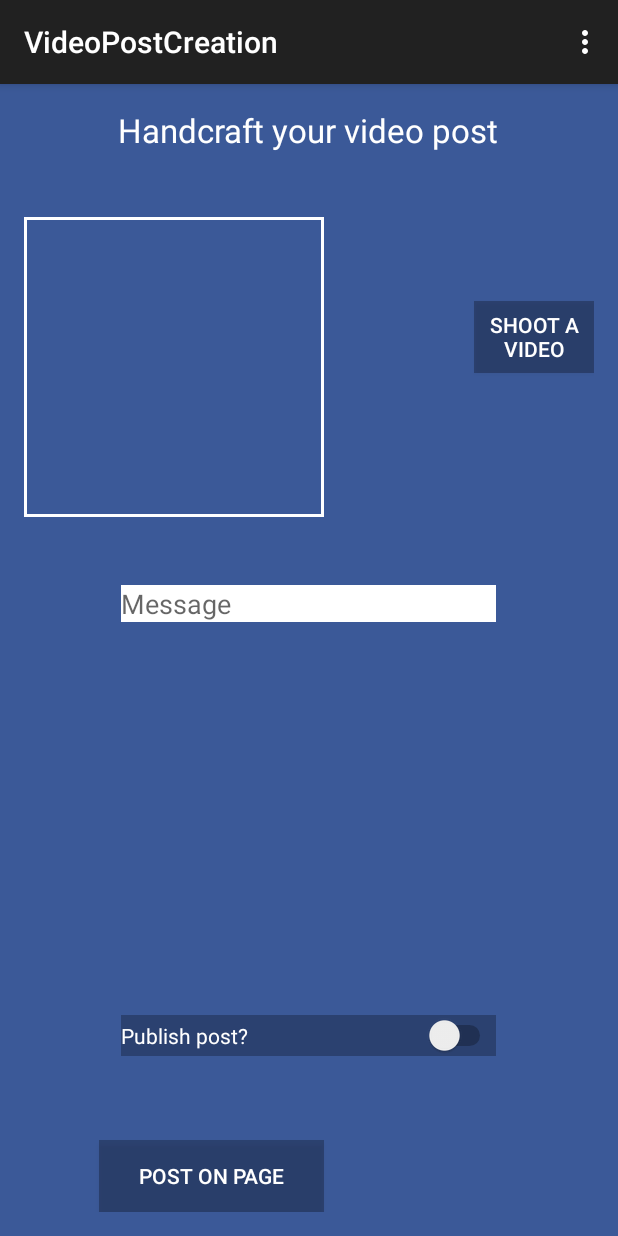
After one commit to vrash/PagesManager, an Android app: the VideoPostCreationActivity screen opened directly, with no data from a screen before it, on a phone screen of 412 x 824 dp. The commit adds this screen. Run offline under Robolectric (Android 15) with nearby library versions, the phone set to English and light mode, and no system bars; libraries missing offline, so code that uses them is left out: com.facebook.

Commit message:
Last minute feature creep

```diff
--- /dev/null
+++ b/app/src/main/java/vrashabh/fbpagesmanager/VideoPostCreationActivity.java
@@ -0,0 +1,194 @@
+package vrashabh.fbpagesmanager;
+
+import android.app.Activity;
+import android.app.ProgressDialog;
+import android.content.ContentResolver;
+import android.content.Context;
+import android.content.Intent;
+import android.graphics.Bitmap;
+import android.net.Uri;
+import android.os.AsyncTask;
+import android.os.Bundle;
+import android.os.Environment;
+import android.provider.MediaStore;
+import android.support.v7.app.ActionBarActivity;
+import android.util.Log;
+import android.view.Menu;
+import android.view.MenuItem;
+import android.view.View;
+import android.widget.EditText;
+import android.widget.ImageView;
+import android.widget.Switch;
+import android.widget.Toast;
+
+import com.facebook.FacebookRequestError;
+import com.facebook.HttpMethod;
+import com.facebook.Request;
+import com.facebook.Response;
+
+import java.io.ByteArrayOutputStream;
+import java.io.File;
+
+
+public class VideoPostCreationActivity extends ActionBarActivity {
+    private static final int TAKE_VIDEO = 1;
+    Context mContext = this;
+    Bundle postParams;
+    EditText message;
+    ImageView camImage;
+    Switch pubSwitch;
+    Bitmap scaledPhoto;
+    boolean isPostingError;
+    String postingErrorMessage;
+    private ProgressDialog dialog;
+    private Uri imageUri;
+
+    //Upload to graph-video.facebook.com instead of graph.facebook.com
+    @Override
+    protected void onCreate(Bundle savedInstanceState) {
+        super.onCreate(savedInstanceState);
+        setContentView(R.layout.activity_video_post_creation);
+        if (FBPagesManager.pageTitle != null)
+            setTitle(FBPagesManager.pageTitle + " Feed");
+        message = (EditText) findViewById(R.id.vidmsg);
+        camImage = (ImageView) findViewById(R.id.vidthmbnail);
+        pubSwitch = (Switch) findViewById(R.id.pubVideoSwitch);
+    }
+
+
+    @Override
+    public boolean onCreateOptionsMenu(Menu menu) {
+        // Inflate the menu; this adds items to the action bar if it is present.
+        getMenuInflater().inflate(R.menu.menu_video_post_creation, menu);
+        return true;
+    }
+
+    @Override
+    public boolean onOptionsItemSelected(MenuItem item) {
+        // Handle action bar item clicks here. The action bar will
+        // automatically handle clicks on the Home/Up button, so long
+        // as you specify a parent activity in AndroidManifest.xml.
+        int id = item.getItemId();
+
+        //noinspection SimplifiableIfStatement
+        if (id == R.id.action_settings) {
+            return true;
+        }
+
+        return super.onOptionsItemSelected(item);
+    }
+
+    public void PostPhotoToPage(View v) {
+        //Empty pans make too much noi
+        if (message.getText().toString().isEmpty())
+            Toast.makeText(mContext, "Please enter a message to publish", Toast.LENGTH_LONG).show();
+        else {
+            dialog = new ProgressDialog(mContext);
+            dialog.setMessage("Posting to Facebook Page");
+
+            dialog.show();
+            dialog.setCanceledOnTouchOutside(false);
+            new PostPhotoToPageAsync().execute();
+        }
+    }
+
+    @Override
+    public void onActivityResult(int requestCode, int resultCode, Intent data) {
+        super.onActivityResult(requestCode, resultCode, data);
+        switch (requestCode) {
+            case TAKE_VIDEO:
+                if (resultCode == Activity.RESULT_OK) {
+                    Uri selectedImage = imageUri;
+                    getContentResolver().notifyChange(selectedImage, null);
+
+                    ContentResolver cr = getContentResolver();
+                    Bitmap bitmap;
+                    try {
+                        bitmap = android.provider.MediaStore.Images.Media
+                                .getBitmap(cr, selectedImage);
+                        //Scale the image to the bracket size eh!
+                        scaledPhoto = Bitmap.createScaledBitmap(bitmap, 200, 200, true);
+                        camImage.setImageBitmap(scaledPhoto);
+                       /* Toast.makeText(this, selectedImage.toString(),
+                                Toast.LENGTH_LONG).show();*/
+                    } catch (Exception e) {
+                        Toast.makeText(this, "Failed to load", Toast.LENGTH_SHORT)
+                                .show();
+                        Log.e("Video upload", e.toString());
+                    }
+                }
+        }
+    }
+
+    public void takePhoto(View view) {
+        Intent intent = new Intent("android.media.action.IMAGE_CAPTURE");
+        File photo = new File(Environment.getExternalStorageDirectory(), "Pic.jpg");
+        intent.putExtra(MediaStore.EXTRA_OUTPUT,
+                Uri.fromFile(photo));
+        imageUri = Uri.fromFile(photo);
+        startActivityForResult(intent, TAKE_VIDEO);
+    }
+
+    private class PostPhotoToPageAsync extends AsyncTask<String, Void, Boolean> {
+
+        @Override
+        protected Boolean doInBackground(String... params) {
+            postParams = new Bundle();
+
+            postParams.putString("message", message.getText().toString());
+            postParams.putBoolean("published", pubSwitch.isChecked() ? true : false);
+            //Post to the page as the page user
+            ByteArrayOutputStream stream = new ByteArrayOutputStream();
+            scaledPhoto.compress(Bitmap.CompressFormat.PNG, 100, stream);
+            byte[] byteArray = stream.toByteArray();
+            postParams.putByteArray("source", byteArray);
+            postParams.putString("access_token", FBPagesManager.pageAccessToken);
+         /* make the API call */
+            new Request(
+                    FBPagesManager.sessionInstance,
+                    "/" + FBPagesManager.pageID + "/photos",
+                    postParams,
+                    HttpMethod.POST,
+                    new Request.Callback() {
+                        public void onCompleted(Response response) {
+                            //An error occurred during posting to facebook
+                            FacebookRequestError error = response.getError();
+                            if (error != null) {
+                                isPostingError = true;
+                                postingErrorMessage = error.getErrorUserMessage();
+
+                            } else {
+                                isPostingError = false;
+                            }
+
+                        }
+
+
+                    }
+            ).executeAndWait();
+
+            return true;
+        }
+
+        @Override
+        protected void onPostExecute(Boolean result) {
+            if (dialog.isShowing()) {
+                dialog.dismiss();
+            }
+            if (!isPostingError)
+                Toast.makeText(mContext, "Posted to Facebook page!", Toast.LENGTH_SHORT).show();
+            else
+                Toast.makeText(mContext, "Sorry, " + postingErrorMessage, Toast.LENGTH_SHORT).show();
+        }
+
+
+        @Override
+        protected void onPreExecute() {
+        }
+
+        @Override
+        protected void onProgressUpdate(Void... values) {
+        }
+    }
+
+}
--- /dev/null
+++ b/app/src/main/res/layout/activity_video_post_creation.xml
@@ -0,0 +1,86 @@
+<RelativeLayout xmlns:android="http://schemas.android.com/apk/res/android"
+    xmlns:tools="http://schemas.android.com/tools"
+    android:layout_width="match_parent"
+    android:layout_height="match_parent"
+    android:background="@color/FBPAGEBG"
+    android:paddingBottom="@dimen/activity_vertical_margin"
+    android:paddingLeft="@dimen/activity_horizontal_margin"
+    android:paddingRight="@dimen/activity_horizontal_margin"
+    android:paddingTop="@dimen/activity_vertical_margin"
+    tools:context="vrashabh.fbpagesmanager.VideoPostCreationActivity">
+
+
+    <TextView
+        android:id="@+id/textView4"
+        android:layout_width="wrap_content"
+
+        android:layout_height="wrap_content"
+        android:layout_alignParentTop="true"
+        android:layout_centerHorizontal="true"
+        android:text="Handcraft your video post"
+        android:textAppearance="?android:attr/textAppearanceLarge"
+        android:textColor="@color/white" />
+
+
+    <Button
+        android:id="@+id/button6"
+        android:layout_width="150dp"
+        android:layout_height="wrap_content"
+        android:layout_alignEnd="@+id/vidthmbnail"
+        android:layout_alignParentBottom="true"
+        android:layout_alignRight="@+id/vidthmbnail"
+        android:background="@color/FBPAGEBGBT"
+        android:onClick="PostPhotoToPage"
+        android:text="Post on Page"
+        android:textColor="@color/white" />
+
+    <Switch
+        android:id="@+id/pubVideoSwitch"
+        android:layout_width="250dp"
+        android:layout_height="wrap_content"
+        android:layout_above="@+id/button6"
+
+        android:layout_centerHorizontal="true"
+        android:layout_marginBottom="56dp"
+        android:background="@color/FBPAGEBGBT"
+        android:checked="false"
+        android:text="Publish post?"
+        android:textColor="@color/white" />
+
+
+    <ImageView
+        android:id="@+id/vidthmbnail"
+        android:layout_width="200dp"
+        android:layout_height="200dp"
+        android:layout_alignLeft="@+id/pubSwitchCam"
+        android:layout_alignStart="@+id/pubSwitchCam"
+        android:layout_below="@+id/textView4"
+        android:layout_marginTop="43dp"
+        android:background="@drawable/listborder" />
+
+    <EditText
+        android:id="@+id/vidmsg"
+        android:layout_width="250dp"
+        android:layout_height="wrap_content"
+        android:layout_below="@+id/vidthmbnail"
+        android:layout_centerHorizontal="true"
+        android:layout_marginTop="45dp"
+        android:background="@color/white"
+        android:ems="10"
+        android:hint="Message"
+        android:inputType="textMultiLine" />
+
+    <Button
+        android:id="@+id/cambutton"
+        style="?android:attr/buttonStyleSmall"
+        android:layout_width="80dp"
+        android:layout_height="wrap_content"
+        android:layout_alignParentEnd="true"
+        android:layout_alignParentRight="true"
+        android:layout_alignTop="@+id/vidthmbnail"
+        android:layout_marginTop="56dp"
+        android:background="@color/FBPAGEBGBT"
+        android:onClick="shootVideo"
+        android:text="Shoot a Video"
+        android:textColor="@color/white" />
+</RelativeLayout>
--- /dev/null
+++ b/app/src/main/res/menu/menu_video_post_creation.xml
@@ -0,0 +1,7 @@
+<menu xmlns:android="http://schemas.android.com/apk/res/android"
+    xmlns:app="http://schemas.android.com/apk/res-auto"
+    xmlns:tools="http://schemas.android.com/tools"
+    tools:context="vrashabh.fbpagesmanager.VideoPostCreationActivity">
+    <item android:id="@+id/action_settings" android:orderInCategory="100"
+        android:title="@string/action_settings" app:showAsAction="never" />
+</menu>
--- a/app/src/main/res/values/strings.xml
+++ b/app/src/main/res/values/strings.xml
@@ -16,5 +16,6 @@
     <string name="title_activity_feed_view">View Post Feed</string>
     <string name="title_activity_feed_web_view">FeedWebViewActivity</string>
     <string name="title_activity_photo_post_creation">PhotoPostCreationActivity</string>
+    <string name="title_activity_video_post_creation">VideoPostCreation</string>
 
 </resources>
```
Also changed, not shown: app/src/main/AndroidManifest.xml (+8 -4 lines).
